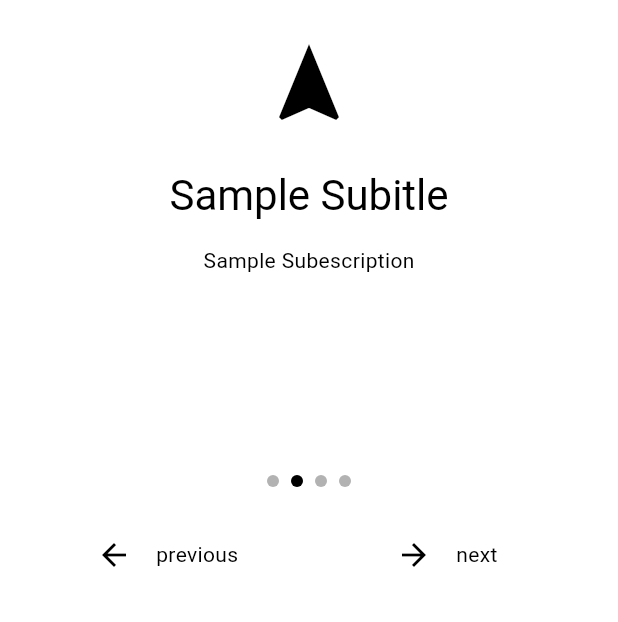
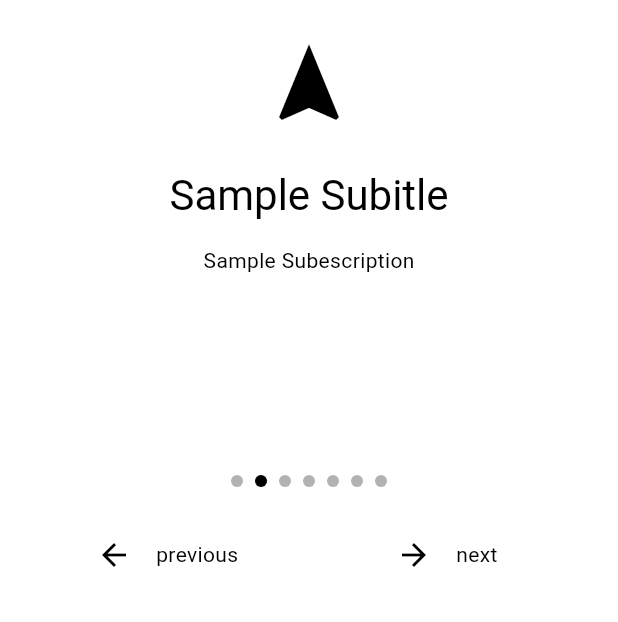
Before and after one commit to old-cookie/dr_ai, a Flutter app: the GuideFrame screen opened directly, after a tap on "next", on a phone screen of 412 x 824 dp, the part 614-1236 px from its top. Run offline on Flutter 3.47's test engine with Material 3 defaults, Android fonts, the phone set to English and light mode, and no system bars; drawn by our look-alikes of dynamic_color; our stand-ins replace dartx, dropdown_search, file_picker, flutter_chat_types, flutter_chat_ui, flutter_local_notifications and 12 more; missing offline and left inert: bitsdojo_window, bmi_calculator, crop_your_image, cunning_document_scanner, datetime_loop, duration_picker and 9 more; network calls fail; statements that could not run were skipped.

Commit message:
Add guide pages for Calendar feature with auto-scrolling functionality
- Implemented GuidePageCalendarone with localized title and body, including an image and description.
- Implemented GuidePageCalendartwo with similar structure and content as the first guide page.
- Implemented GuidePageCalendarthree with additional images and localized content, maintaining the auto-scrolling feature.

```diff
--- a/lib/l10n/app_localizations.dart
+++ b/lib/l10n/app_localizations.dart
@@ -2045,7 +2045,7 @@ abstract class AppLocalizations {
   /// **'Welcome to Dr.AI'**
   String get guideWelcomeTitle;
 
-  /// Description of the welcome screen in the guide
+  /// User can input event select date and time
   ///
   /// In en, this message translates to:
   /// **'Your Smart Medical Assistant'**
@@ -2068,6 +2068,42 @@ abstract class AppLocalizations {
   /// In en, this message translates to:
   /// **'View Introduction'**
   String get viewIntroduction;
+
+  /// No description provided for @guidecalendarTitle1.
+  ///
+  /// In en, this message translates to:
+  /// **'Introdution Calendar'**
+  String get guidecalendarTitle1;
+
+  /// No description provided for @guidecalendarBody1.
+  ///
+  /// In en, this message translates to:
+  /// **'User can see the reminder'**
+  String get guidecalendarBody1;
+
+  /// No description provided for @guidecalendarTitle2.
+  ///
+  /// In en, this message translates to:
+  /// **'Introdution reminder listview'**
+  String get guidecalendarTitle2;
+
+  /// No description provided for @guidecalendarBody2.
+  ///
+  /// In en, this message translates to:
+  /// **'Check the reminder listview'**
+  String get guidecalendarBody2;
+
+  /// No description provided for @guidecalendarTitle3.
+  ///
+  /// In en, this message translates to:
+  /// **'Create or motify the reminder'**
+  String get guidecalendarTitle3;
+
+  /// No description provided for @guidecalendarBody3.
+  ///
+  /// In en, this message translates to:
+  /// **'User can input event select date and time'**
+  String get guidecalendarBody3;
 }
 
 class _AppLocalizationsDelegate extends LocalizationsDelegate<AppLocalizations> {
--- a/lib/l10n/app_zh.arb
+++ b/lib/l10n/app_zh.arb
@@ -367,6 +367,12 @@
   "medintroBody3": "選擇圖片或拍攝照片，然後等待系統辨識圖片中的文字。",
   "medintroBody4": "辨識完成後，檢查相關資料無誤後，按下儲存，然後返回醫療證明頁面。",
   "medintroBody5": "按下查看證明或編輯證明，完成後可返回醫療證明頁面。",
+  "guidecalendarTitle1": "看診日曆簡介功能",
+  "guidecalendarTitle3": "新增或修改備忘",
+  "guidecalendarTitle2": "查看備忘錄",
+  "guidecalendarBody1": "用戶可以查看備忘",
+  "guidecalendarBody3": "記錄備忘並標住時間和提醒時間",
+  "guidecalendarBody2": "上下可移動，備忘跟時間排序",
   "next": "下一頁",
   "previous": "上一頁",
   "skip": "跳過",
--- /dev/null
+++ b/lib/screens/guide/screen_guide_page_calendar_1.dart
@@ -0,0 +1,82 @@
+import 'package:flutter/material.dart';
+import 'screen_guide_frame.dart';
+import 'package:dr_ai/l10n/app_localizations.dart';
+
+/// 第一個引導頁面
+/// 展示如何使用 Calendar 功能介紹
+class GuidePageCalendarone extends StatefulWidget {
+  const GuidePageCalendarone({super.key});
+
+  @override
+  State<GuidePageCalendarone> createState() => _GuidePageCalendaroneState();
+}
+
+class _GuidePageCalendaroneState extends State<GuidePageCalendarone> {
+  final ScrollController _scrollController = ScrollController();
+  bool _autoScrolling = true;
+
+  @override
+  void initState() {
+    super.initState();
+    _scrollController.addListener(_onScroll);
+    WidgetsBinding.instance.addPostFrameCallback((_) {
+      _startAutoScroll();
+    });
+  }
+
+  void _onScroll() {
+    if (!_autoScrolling) return;
+
+    if (_scrollController.position.pixels == _scrollController.position.maxScrollExtent) {
+      setState(() => _autoScrolling = false);
+    }
+  }
+
+  void _startAutoScroll() {
+    Future.delayed(const Duration(seconds: 1), () {
+      if (_scrollController.hasClients && _autoScrolling) {
+        _scrollController
+            .animateTo(_scrollController.position.maxScrollExtent, duration: const Duration(seconds: 15), curve: Curves.linear)
+            .then((_) => setState(() => _autoScrolling = false));
+      }
+    });
+  }
+
+  @override
+  void dispose() {
+    _scrollController.removeListener(_onScroll);
+    _scrollController.dispose();
+    super.dispose();
+  }
+
+  @override
+  Widget build(BuildContext context) {
+    final l10n = AppLocalizations.of(context)!;
+    return GuidePage(
+      title: l10n.guidecalendarTitle1,
+      description: l10n.guidecalendarBody1,
+      content: Listener(
+        onPointerDown: (_) => setState(() => _autoScrolling = false),
+        child: SingleChildScrollView(
+          controller: _scrollController,
+        child: Center(
+        child: Column(
+          mainAxisAlignment: MainAxisAlignment.center,
+          children: [
+            // Sample Image
+            Image.asset('assets/images/Calendar_1.jpg', width: 500, height: 500),
+
+            // Sample Subdescription
+            const SizedBox(height: 16),
+            Padding(
+              padding: const EdgeInsets.symmetric(horizontal: 32.0),
+              child: Text(l10n.guidecalendarBody1, textAlign: TextAlign.left),
+            ),
+          ],
+        ),
+      ),
+    ),
+    ),
+    );
+  }
+}
--- a/pubspec.yaml
+++ b/pubspec.yaml
@@ -86,3 +86,7 @@ flutter:
     - assets/images/medical_light_5.png
     - assets/images/ai_chat_dark.png
     - assets/images/ai_chat_light.png
+    - assets/images/Calendar_1.jpg
+    - assets/images/Calendar_2.jpg
+    - assets/images/Calendar_3.jpg
+    - assets/images/Calendar_3_2.jpg
```
Also changed, not shown: lib/l10n/app_en.arb (+24 -0 lines), lib/l10n/app_localizations_en.dart (+18 -0 lines), lib/l10n/app_localizations_zh.dart (+18 -0 lines), lib/screens/guide/screen_guide_page_1.dart (+7 -2 lines), lib/screens/guide/screen_guide_page_calendar_2.dart (added, +81 -0 lines), lib/screens/guide/screen_guide_page_calendar_3.dart (added, +83 -0 lines), assets/images/Calendar_1.jpg (added), assets/images/Calendar_2.jpg (added), assets/images/Calendar_3.jpg (added), assets/images/Calendar_3_2.jpg (added), pubspec.lock.
